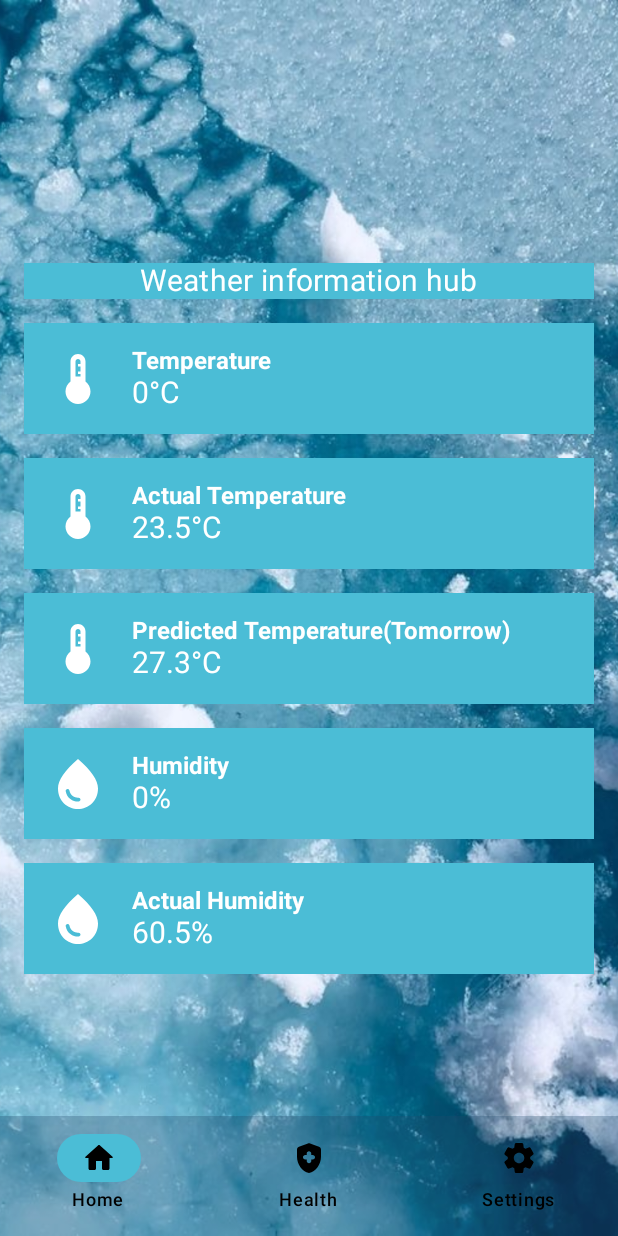
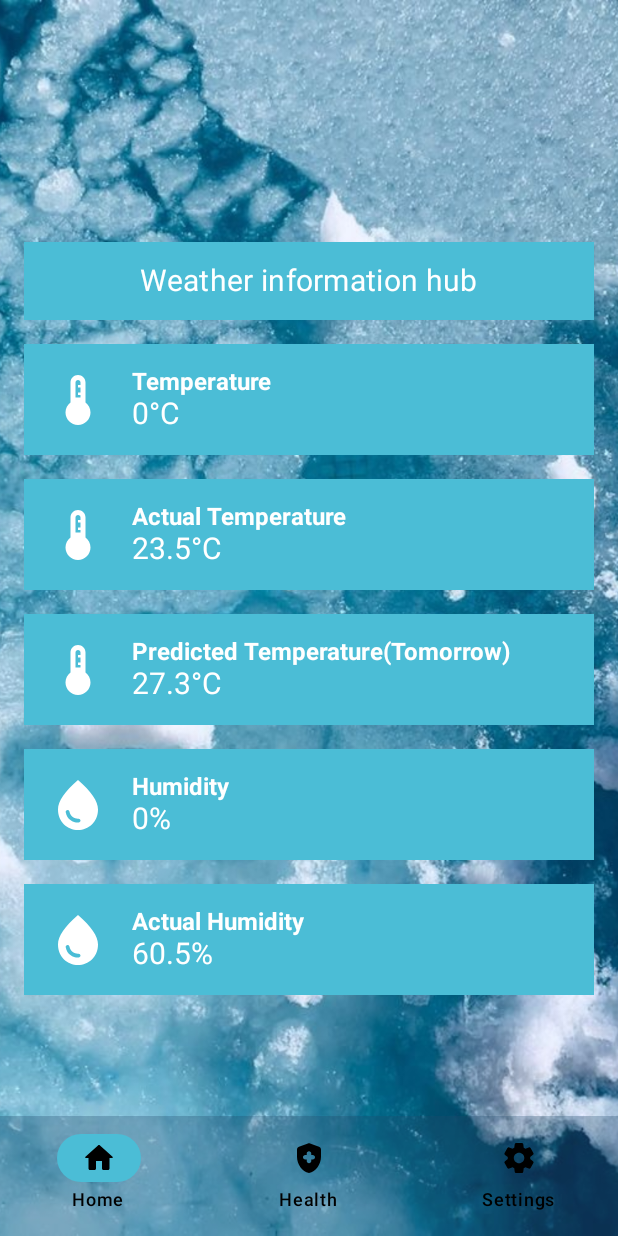
Before and after one commit to maninmoi/Android-Project-3133144, an Android app built with Jetpack Compose: the screen it shows after launch (HomeActivity), on a phone screen of 412 x 824 dp. Run offline under Robolectric (Android 15) with nearby library versions, the phone set to English and light mode, and no system bars; our stand-ins replace livedata-compose.

Commit message:
fixxed padding

```diff
--- a/app/src/main/java/com/example/md_project/HomeActivity.kt
+++ b/app/src/main/java/com/example/md_project/HomeActivity.kt
@@ -305,6 +305,7 @@ fun HomeScreen(locationViewModel: LocationViewModel) {
             modifier = Modifier
                 .background(BlueCustom)
                 .fillMaxWidth()
+                .padding(14.dp)
         ) {
             Text(
                 text = text,
```
Also changed, not shown: app/src/main/java/com/example/md_project/HealthActivity.kt (indentation only), app/src/main/java/com/example/md_project/SettingsActivity.kt (line endings or trailing spaces).
